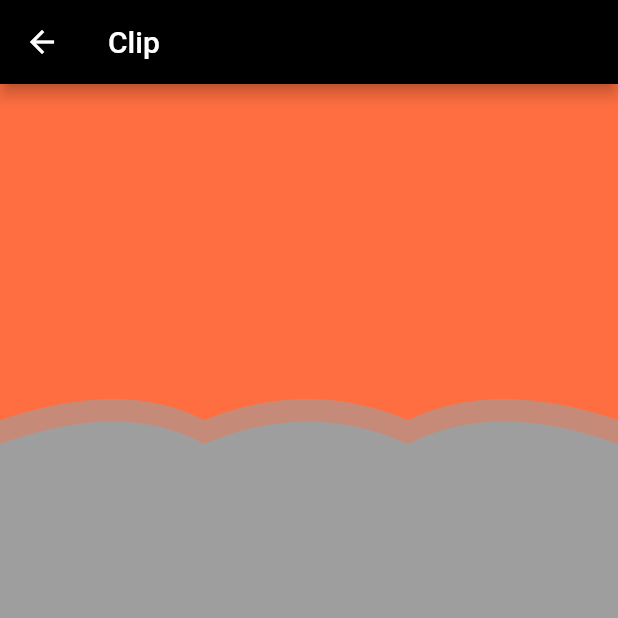
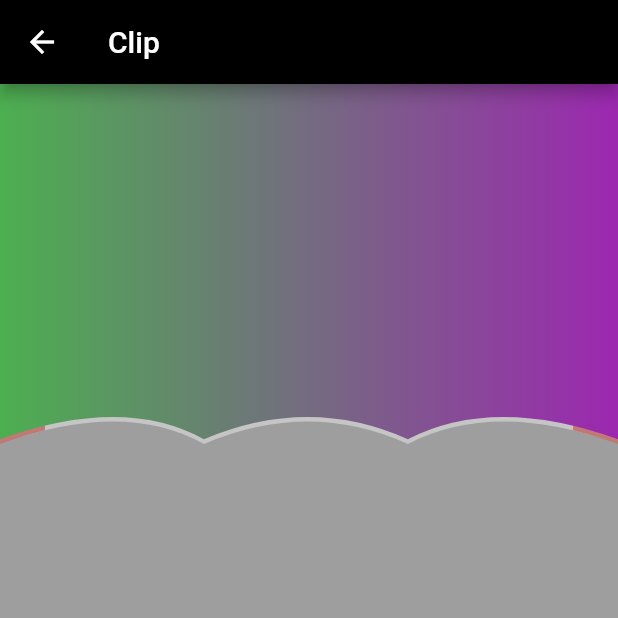
Before and after one commit to jobic10/flutter_again, a Flutter app: the MyClip screen opened directly, on a phone screen of 412 x 824 dp, the top half of it. Run offline on Flutter 3.47's test engine with Material 2 defaults, Android fonts, the phone set to English and light mode, and no system bars; our stand-ins replace clay_containers, flutter_screenutil, sleek_circular_slider.

Commit message:
Quadratic Bezier is fun

```diff
--- a/lib/day4/clip.dart
+++ b/lib/day4/clip.dart
@@ -15,7 +15,14 @@ class MyClip extends StatelessWidget {
                 child: Container(
                   height: 300,
                   width: double.infinity,
-                  color: Colors.deepOrangeAccent,
+                  decoration: BoxDecoration(
+                    color: Colors.white,
+                    border: Border.all(
+                      width: 30,
+                      color: Colors.red,
+                      style: BorderStyle.solid,
+                    ),
+                  ),
                 ),
                 clipper: WaveClipper(),
               ),
@@ -24,9 +31,17 @@ class MyClip extends StatelessWidget {
             Opacity(
               child: ClipPath(
                 child: Container(
-                  height: 280,
+                  height: 296,
                   width: double.infinity,
-                  color: Colors.deepOrangeAccent,
+                  decoration: BoxDecoration(
+                    color: Colors.deepOrangeAccent,
+                    gradient: LinearGradient(
+                      colors: [
+                        Colors.green,
+                        Colors.purple,
+                      ],
+                    ),
+                  ),
                 ),
                 clipper: WaveClipper(),
               ),
```
